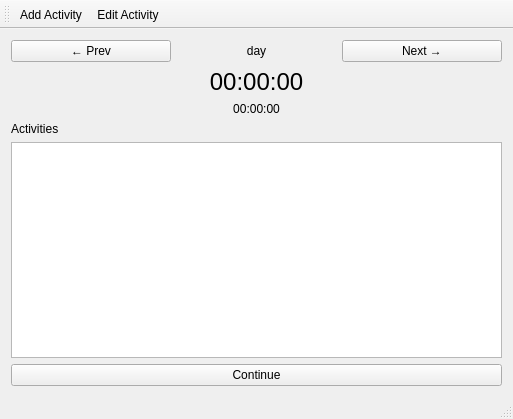
Before: the Qt Designer form src/TimeTracker/mainwindow.ui in miere43/jatt, drawn with Qt 5.
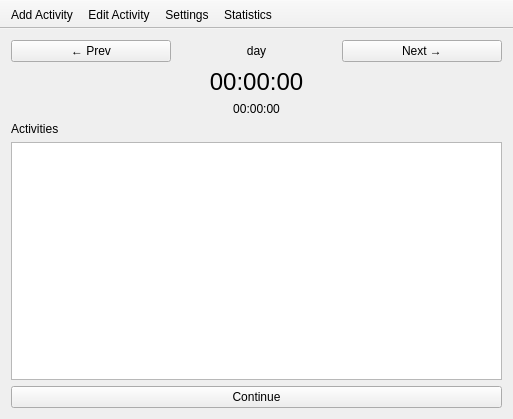
After: the same form once the commit is applied.

Commit message: Removed duktape dependency, removed floating main toolbar, set activity visualizer min height to 50

```diff
--- a/src/TimeTracker/mainwindow.ui
+++ b/src/TimeTracker/mainwindow.ui
@@ -125,6 +125,12 @@
    </layout>
   </widget>
   <widget class="QToolBar" name="mainToolBar">
+   <property name="movable">
+    <bool>false</bool>
+   </property>
+   <property name="floatable">
+    <bool>false</bool>
+   </property>
    <attribute name="toolBarArea">
     <enum>TopToolBarArea</enum>
    </attribute>
@@ -133,8 +139,9 @@
    </attribute>
    <addaction name="addActivityAction"/>
    <addaction name="editActivityAction"/>
+   <addaction name="openSettingsAction"/>
+   <addaction name="statisticsAction"/>
   </widget>
-  <widget class="QStatusBar" name="statusBar"/>
   <action name="newSessionAction">
    <property name="text">
     <string>New Session</string>
@@ -199,6 +206,22 @@
     <string>Split</string>
    </property>
   </action>
+  <action name="statisticsAction">
+   <property name="text">
+    <string>Statistics</string>
+   </property>
+   <property name="toolTip">
+    <string>Show statistics</string>
+   </property>
+  </action>
+  <action name="openSettingsAction">
+   <property name="text">
+    <string>Settings</string>
+   </property>
+   <property name="toolTip">
+    <string>Open settings file</string>
+   </property>
+  </action>
  </widget>
  <layoutdefault spacing="6" margin="11"/>
  <resources/>
```
Left out of the diff: 2 changed lines with no effect on the pictures. The commit also changes 4 other files.
